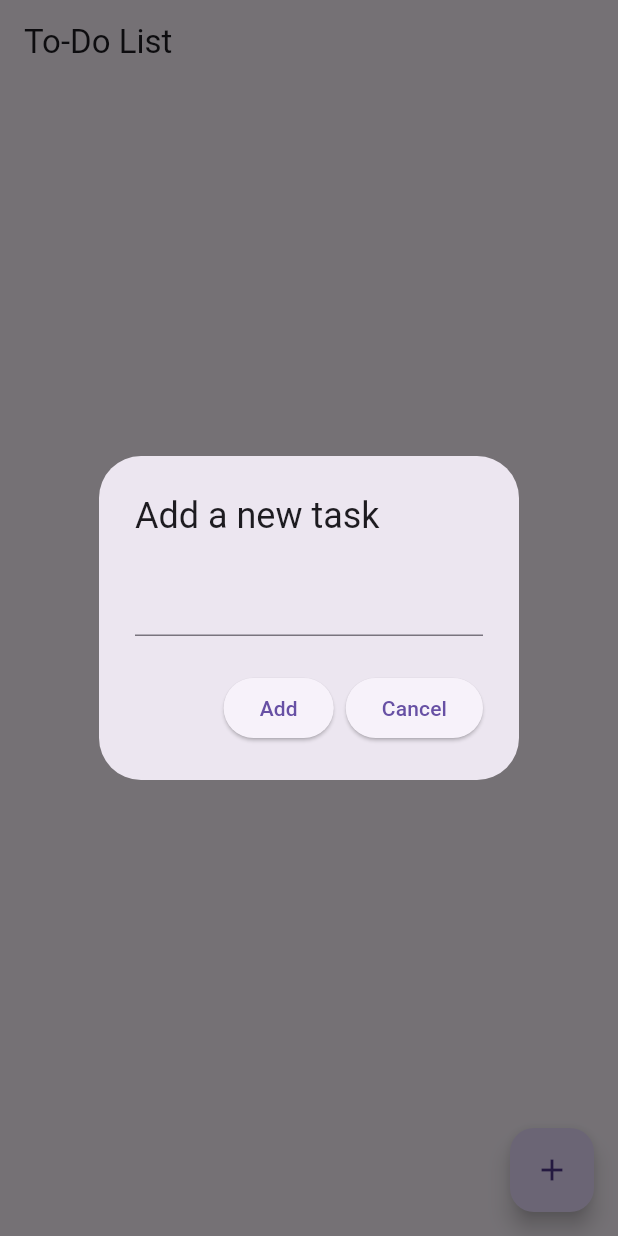
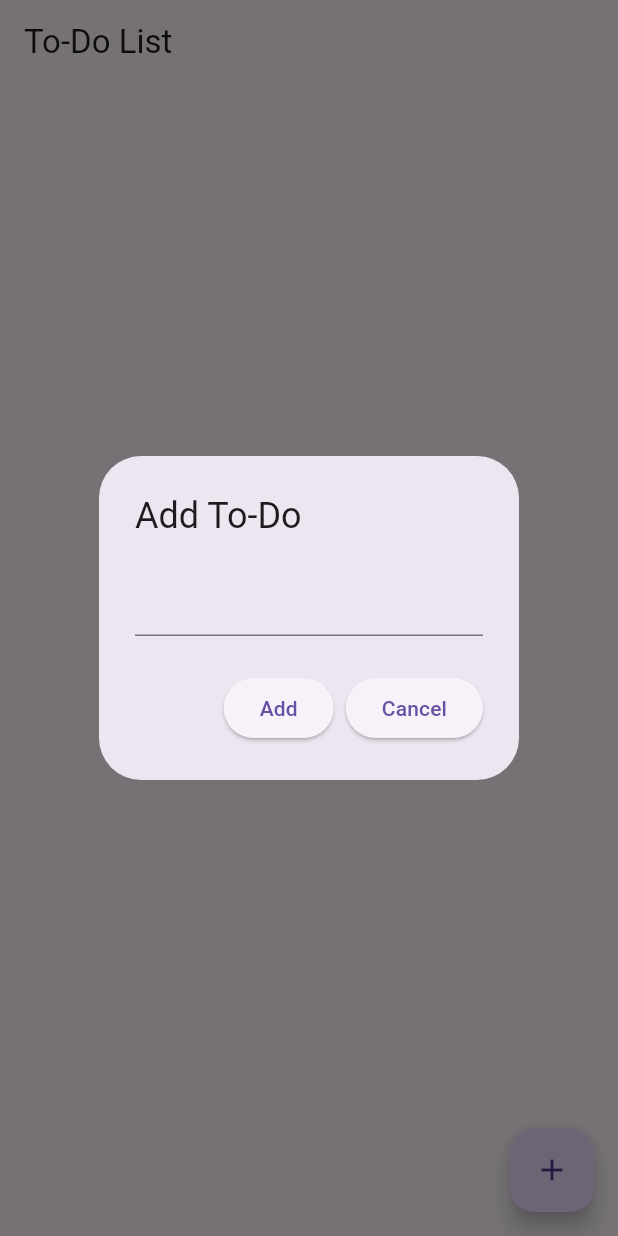
Before and after one commit to amandeepthakur/todo_app, a Flutter app: the screen it shows after launch, after a tap on the "add" icon, on a phone screen of 412 x 824 dp. Run offline on Flutter 3.47's test engine with Material 3 defaults, Android fonts, the phone set to English and light mode, and no system bars.

Commit message:
fourth change

```diff
--- a/lib/main.dart
+++ b/lib/main.dart
@@ -55,7 +55,7 @@ class _ToDoListScreenState extends State<ToDoListScreen> {
       context: context,
       builder: (context) {
         return AlertDialog(
-          title: Text('Add a new task'),
+          title: Text('Add To-Do'),
           content: TextField(
             controller: todoController,
           ),
```
